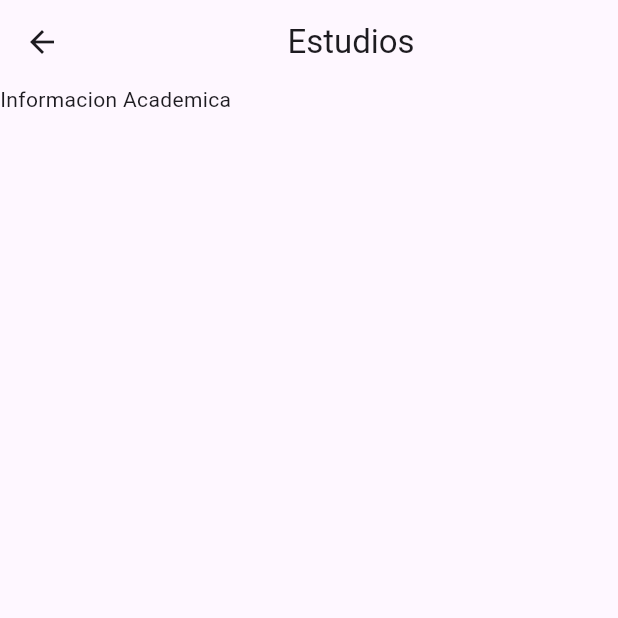
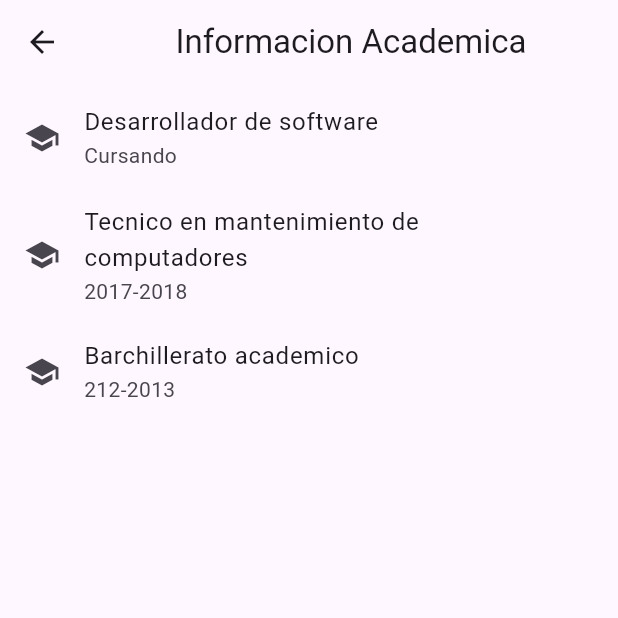
Before and after one commit to joseluismadrid/Moviles_flutter, a Flutter app: the screen it shows after launch, after a tap on "Nivel de estudios", on a phone screen of 412 x 824 dp, the top half of it. Run offline on Flutter 3.47's test engine with Material 3 defaults, Android fonts, the phone set to English and light mode, and no system bars.

Commit message:
Segundo Commit

```diff
--- a/lib/screens/estudios_screens.dart
+++ b/lib/screens/estudios_screens.dart
@@ -12,9 +12,28 @@ class _EstusdiosScreensState extends State<EstusdiosScreens> {
   Widget build(BuildContext context) {
     return Scaffold(
       appBar: AppBar(
-        title: const Center(child: Text('Estudios'))
+        title: const Center(child: Text("Informacion Academica"),)
       ),
-      body: const Text("Informacion Academica"),
+
+      body: ListView(
+      children:  const [
+        ListTile(
+          title: Text("Desarrollador de software"),
+          subtitle: Text("Cursando"),
+          leading: Icon(Icons.school),
+        ),
+        ListTile(
+          title: Text("Tecnico en mantenimiento de computadores"),
+          subtitle: Text("2017-2018"),
+          leading: Icon(Icons.school),
+        ),
+        ListTile(
+          title: Text("Barchillerato academico"),
+          subtitle: Text("212-2013"),
+          leading: Icon(Icons.school),
+        ),
+      ]
+      )
     );
   }
 }
--- a/lib/screens/index.dart
+++ /dev/null
@@ -1,4 +0,0 @@
-export 'datos_screens.dart';
-export 'habilidades_screens.dart';
-export 'menu_screens.dart';
-export 'estudios_screens.dart';
--- a/lib/screens/menu_screens.dart
+++ b/lib/screens/menu_screens.dart
@@ -1,5 +1,6 @@
 import 'package:flutter/material.dart';
 import 'package:hoja_vida/screens/estudios_screens.dart';
+import 'package:hoja_vida/screens/habilidades_screens.dart';
 
 class MenuScreens extends StatefulWidget {
   const MenuScreens({super.key});
@@ -35,10 +36,15 @@ class _MenuScreensState extends State<MenuScreens> {
             },
 
           ),
-           const ListTile(title: Text("Habilidades"),
-            subtitle: Text("Historial de habilidades"),
-            leading: Icon(Icons.abc,color: Colors.black),
-            trailing: Icon(Icons.navigate_next_outlined),
+            ListTile(title: const Text("Habilidades"),
+            subtitle: const Text("Historial de habilidades"),
+            leading: const Icon(Icons.abc,color: Colors.black),
+            trailing: const Icon(Icons.navigate_next_outlined),
+            onTap: (){
+              final route = MaterialPageRoute(
+                builder: (context)=> const HabilidadesScreens() );
+                Navigator.push(context, route);
+            },
 
 
           ),
```
Also changed, not shown: lib/screens/habilidades_screens.dart (+50 -0 lines), pubspec.lock.
